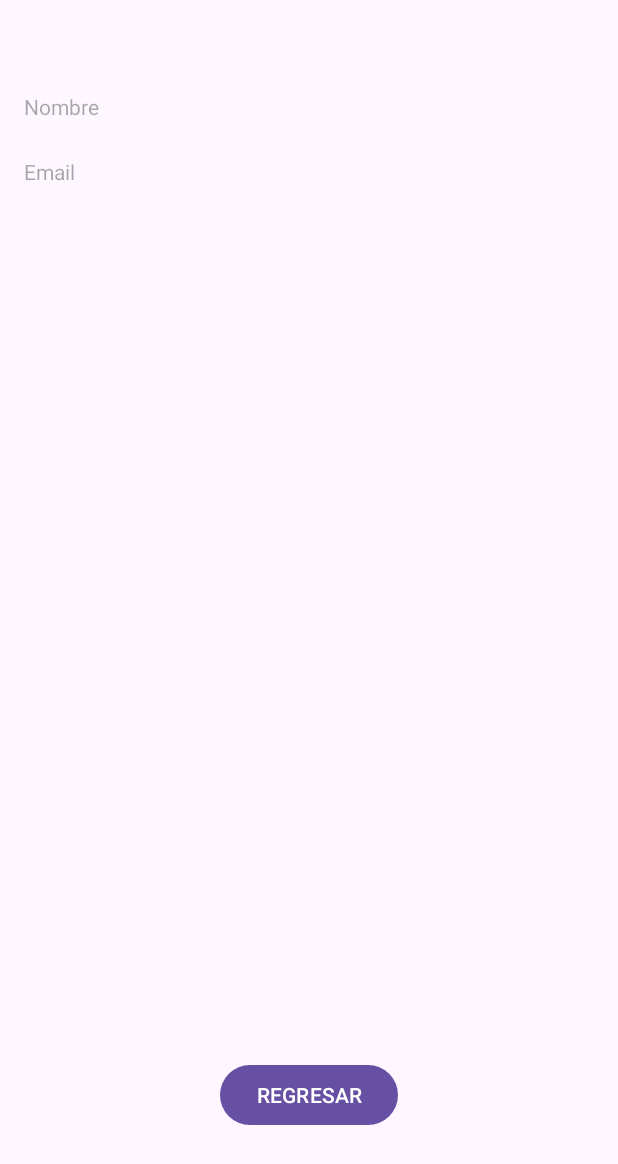
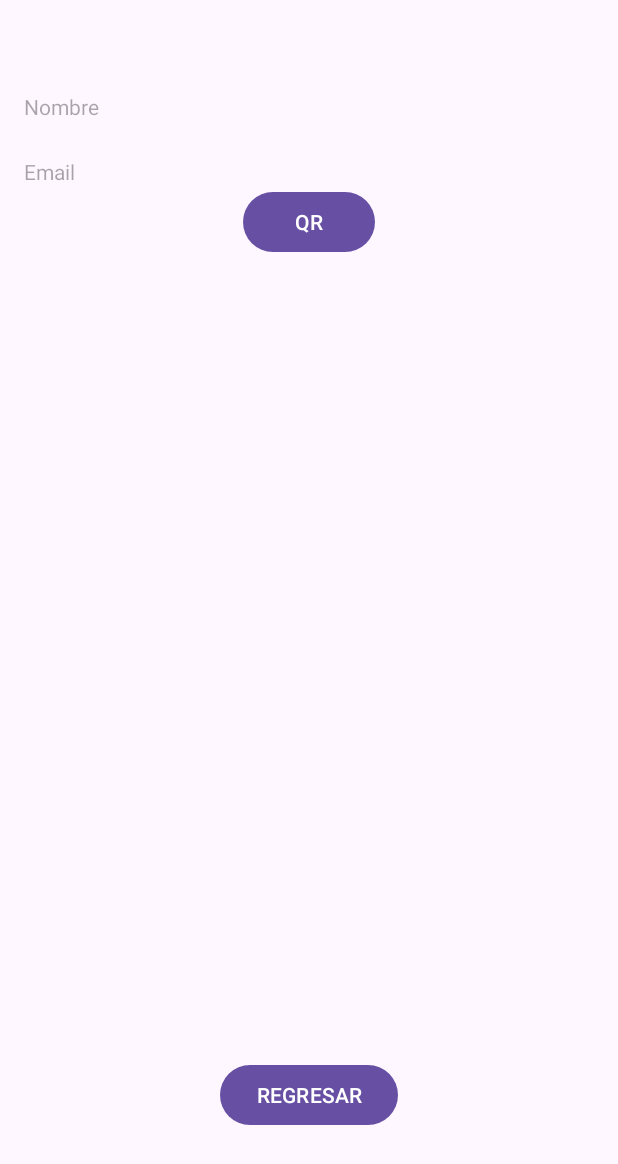
Before and after one commit to Marcelo935/AcademTracker, an Android app: the PerfilProfesorActivity screen opened directly, with no data from a screen before it, on a phone screen of 412 x 824 dp. Shown: the top 1164 px of the screen. Run offline under Robolectric (Android 15) with nearby library versions, the phone set to English and light mode, and no system bars; our stand-ins replace Firebase (no records; nobody signed in at launch, a user with empty details on screens opened directly); libraries missing offline, so code that uses them is left out: com.google.zxing.integration, com.journeyapps.barcodescanner; Roboto replaces fonts that are not available here.

```diff
--- a/app/build.gradle.kts
+++ b/app/build.gradle.kts
@@ -53,6 +53,6 @@ dependencies {
     implementation ("com.google.firebase:firebase-database:21.0.0")
     implementation("com.google.firebase:firebase-storage:21.0.0")
     implementation ("com.squareup.picasso:picasso:2.71828")
-
+    implementation("com.journeyapps:zxing-android-embedded:4.1.0")
 
 }
--- a/app/src/main/res/layout/activity_perfil_profesor.xml
+++ b/app/src/main/res/layout/activity_perfil_profesor.xml
@@ -16,6 +16,8 @@
         app:layout_constraintStart_toStartOf="parent"
         app:layout_constraintEnd_toEndOf="parent"
         android:layout_marginBottom="70dp" />
+
+
 
     <!-- ImageView -->
     <ImageView
@@ -50,4 +52,15 @@
         android:layout_marginTop="24dp"
         android:layout_marginStart="16dp" />
 
+    <Button
+        android:id="@+id/QRbutton"
+        android:layout_width="wrap_content"
+        android:layout_height="wrap_content"
+        android:text="QR"
+        tools:layout_editor_absoluteX="157dp"
+        tools:layout_editor_absoluteY="283dp"
+        app:layout_constraintStart_toStartOf="parent"
+        app:layout_constraintEnd_toEndOf="parent"
+        app:layout_constraintTop_toBottomOf="@id/emailprofesor"/>
+
 </androidx.constraintlayout.widget.ConstraintLayout>
```
Also changed, not shown: app/src/main/AndroidManifest.xml (+7 -0 lines), app/src/main/java/com/example/academtracker/UsuarioBasico/PerfilProfesorActivity.java (+51 -0 lines).
